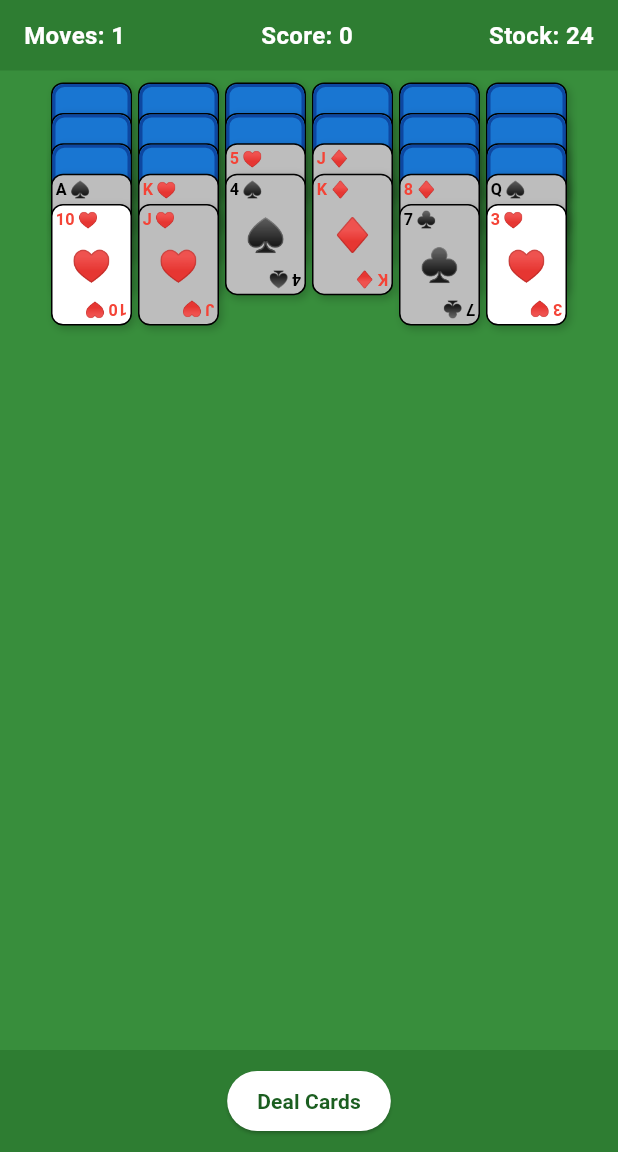
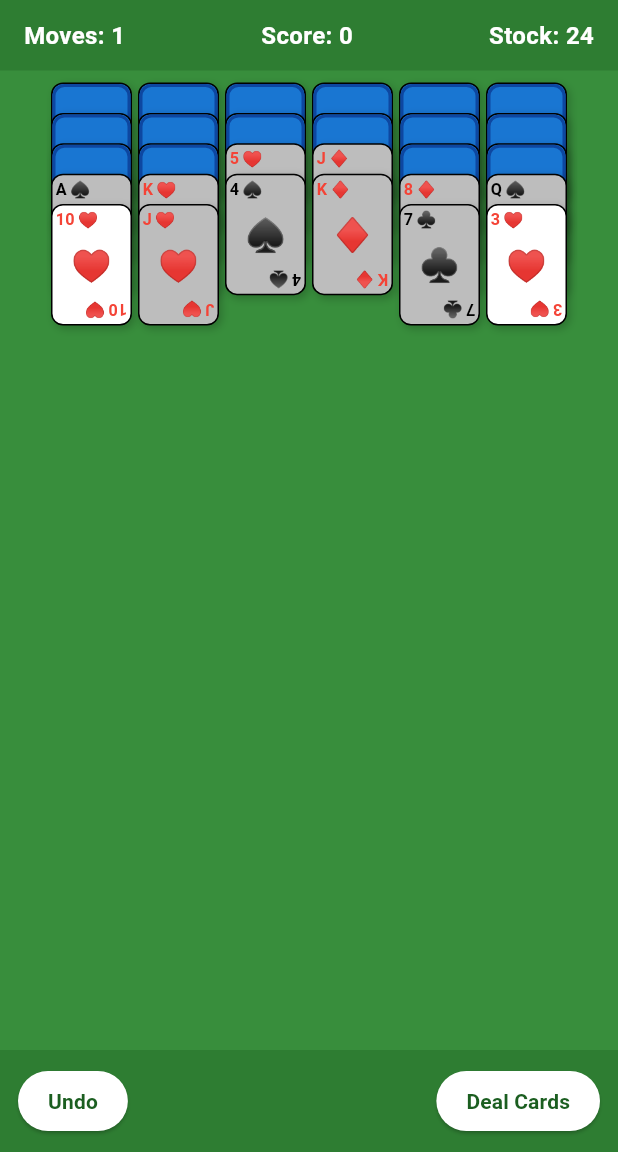
Before and after one commit to BryanFriestad/autumn-leaves, a Flutter app: the GameScreen screen opened directly, after a tap on "Deal Cards", on a phone screen of 412 x 824 dp, the part 84-1236 px from its top. Run offline on Flutter 3.47's test engine with Material 3 defaults, Android fonts, the light colour scheme and no system bars; our stand-ins replace shared_preferences; accounts and stored records are empty.

Commit message:
Adds an undo button and scoring changes to account for this.

```diff
--- a/lib/controllers/game_controller.dart
+++ b/lib/controllers/game_controller.dart
@@ -14,6 +14,7 @@ class GameController extends ChangeNotifier {
   bool _hasInProgressGame = false;
   bool _isInitialized = false;
   bool _showMoveHints = true;
+  int _scorePenalty = 0;
 
   GameState get state => _state;
   bool get isOfflineMode => _isOfflineMode;
@@ -22,6 +23,7 @@ class GameController extends ChangeNotifier {
   bool get hasInProgressGame => _hasInProgressGame;
   bool get isInitialized => _isInitialized;
   bool get showMoveHints => _showMoveHints;
+  int get totalScore => _state.score - _scorePenalty;
 
   GameController() {
     _currentShuffleId = getRandomShuffleId().toString();
@@ -39,6 +41,7 @@ class GameController extends ChangeNotifier {
     _currentShuffleId = getRandomShuffleId().toString();
     _state = GameState.fromShuffleId(_currentShuffleId);
     _moveLog = [];
+    _scorePenalty = 0;
     await _storage.clearInProgressGame();
     _hasInProgressGame = false;
     notifyListeners();
@@ -57,6 +60,7 @@ class GameController extends ChangeNotifier {
       _moveLog = (data['moveLog'] as List)
           .map((m) => GameMove.fromJson(m as Map<String, dynamic>))
           .toList();
+      _scorePenalty = data['scorePenalty'] as int? ?? 0;
       notifyListeners();
     }
   }
@@ -122,6 +126,7 @@ class GameController extends ChangeNotifier {
       status: GameStatus.forfeited,
       moves: _state.moves,
       moveLog: List.from(_moveLog),
+      scorePenalty: _scorePenalty,
     );
     await _storage.saveToHistory(record);
     await _storage.clearInProgressGame();
@@ -138,6 +143,7 @@ class GameController extends ChangeNotifier {
       status: GameStatus.won,
       moves: _state.moves,
       moveLog: List.from(_moveLog),
+      scorePenalty: _scorePenalty,
     );
     await _storage.saveToHistory(record);
     await _storage.clearInProgressGame();
@@ -150,19 +156,30 @@ class GameController extends ChangeNotifier {
     notifyListeners();
   }
 
-  void undo() {
+  void undo() async {
+    if (_moveLog.isEmpty) return;
+
+    _moveLog.removeLast();
+    _scorePenalty += 25;
+
+    final initialState = GameState.fromShuffleId(_currentShuffleId);
+    _state = GameRules.applyMoveLog(initialState, _moveLog);
+
+    notifyListeners();
+    await _saveInProgress();
   }
 
   void reset() {
     _currentShuffleId = getRandomShuffleId().toString();
     _state = GameState.fromShuffleId(_currentShuffleId);
     _moveLog = [];
+    _scorePenalty = 0;
     notifyListeners();
   }
 
   Future<void> _saveInProgress() async {
     if (!_state.isWon) {
-      await _storage.saveInProgressGame(_state, _moveLog, _currentShuffleId);
+      await _storage.saveInProgressGame(_state, _moveLog, _currentShuffleId, scorePenalty: _scorePenalty);
       _hasInProgressGame = true;
     } else {
       await completeGame();
--- a/lib/models/game_history.dart
+++ b/lib/models/game_history.dart
@@ -44,6 +44,7 @@ class GameRecord {
   final GameStatus status;
   final int moves;
   final List<GameMove> moveLog;
+  final int scorePenalty;
 
   GameRecord({
     required this.id,
@@ -53,6 +54,7 @@ class GameRecord {
     required this.status,
     required this.moves,
     required this.moveLog,
+    this.scorePenalty = 0,
   });
 
   Map<String, dynamic> toJson() {
@@ -64,6 +66,7 @@ class GameRecord {
       'stt': status.index,
       'm': moves,
       'ml': moveLog.map((m) => m.toJson()).toList(),
+      'sp': scorePenalty,
     };
   }
 
@@ -78,6 +81,7 @@ class GameRecord {
       moveLog: (json['ml'] as List)
           .map((m) => GameMove.fromJson(m as Map<String, dynamic>))
           .toList(),
+      scorePenalty: json['sp'] as int? ?? 0,
     );
   }
 }
--- a/lib/models/game_state.dart
+++ b/lib/models/game_state.dart
@@ -177,6 +177,6 @@ class GameState {
         }
       }
     }
-    return score;
+    return score * 100;
   }
 }
--- a/lib/screens/game_screen.dart
+++ b/lib/screens/game_screen.dart
@@ -92,7 +92,7 @@ class _GameScreenState extends State<GameScreen> {
             ),
           ),
           Text(
-            'Score: ${controller.state.score}',
+            'Score: ${controller.totalScore}',
             style: const TextStyle(
               color: Colors.white,
               fontSize: 16,
@@ -216,8 +216,28 @@ class _GameScreenState extends State<GameScreen> {
       padding: const EdgeInsets.symmetric(horizontal: 12, vertical: 10),
       color: Colors.green[800],
       child: Row(
-        mainAxisAlignment: MainAxisAlignment.center,
+        mainAxisAlignment: MainAxisAlignment.spaceBetween,
         children: [
+          ElevatedButton(
+            onPressed: controller.moveLog.isNotEmpty
+                ? () {
+                    controller.undo();
+                    _clearSelection();
+                  }
+                : null,
+            style: ElevatedButton.styleFrom(
+              backgroundColor: Colors.white,
+              foregroundColor: Colors.green[900],
+              padding: const EdgeInsets.symmetric(
+                horizontal: 20,
+                vertical: 10,
+              ),
+            ),
+            child: const Text(
+              'Undo',
+              style: TextStyle(fontSize: 14, fontWeight: FontWeight.bold),
+            ),
+          ),
           ElevatedButton(
             onPressed: controller.state.canDeal()
                 ? () {
--- a/lib/services/storage_service.dart
+++ b/lib/services/storage_service.dart
@@ -10,12 +10,13 @@ class StorageService {
   static const String _inProgressKey = 'in_progress_game';
   static const String _historyKey = 'game_history';
 
-  Future<void> saveInProgressGame(GameState state, List<GameMove> moveLog, String shuffleId) async {
+  Future<void> saveInProgressGame(GameState state, List<GameMove> moveLog, String shuffleId, {int scorePenalty = 0}) async {
     final prefs = await SharedPreferences.getInstance();
     final data = {
       'shuffleId': shuffleId,
       'moveLog': moveLog.map((m) => m.toJson()).toList(),
       'timestamp': DateTime.now().toIso8601String(),
+      'scorePenalty': scorePenalty,
     };
     await prefs.setString(_inProgressKey, jsonEncode(data));
   }
@@ -30,6 +31,7 @@ class StorageService {
     final moveLog = (decoded['moveLog'] as List)
         .map((m) => GameMove.fromJson(m as Map<String, dynamic>))
         .toList();
+    final scorePenalty = decoded['scorePenalty'] as int? ?? 0;
 
     // Reconstruct the game state from shuffleId and moveLog
     final initialState = GameState.fromShuffleId(shuffleId);
@@ -39,6 +41,7 @@ class StorageService {
       'shuffleId': shuffleId,
       'moveLog': moveLog,
       'state': encodeGameState(state),
+      'scorePenalty': scorePenalty,
     };
   }
 
```
